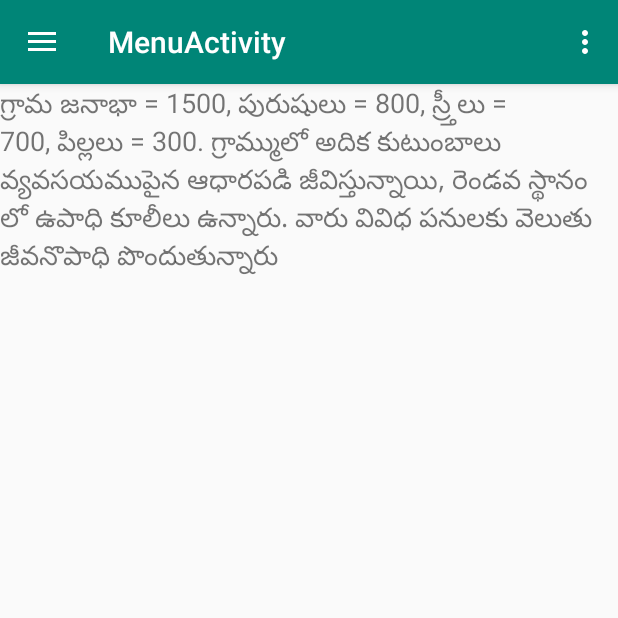
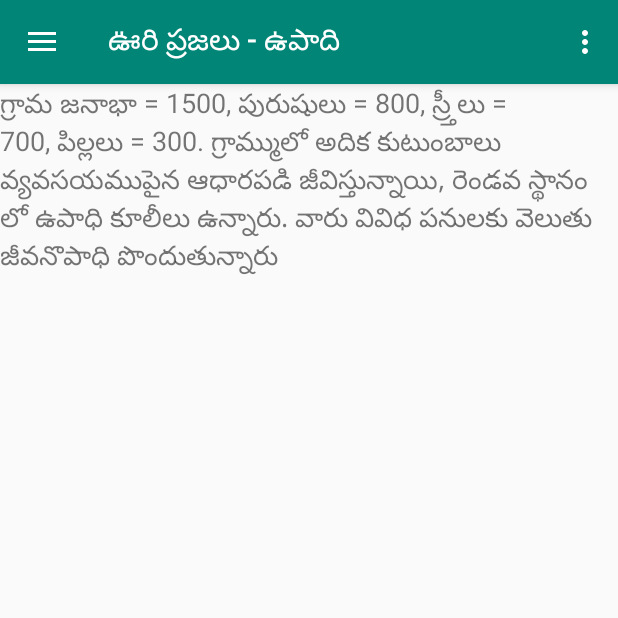
Before and after one commit to gvsharma/BairkhanpallyApp, an Android app: the screen it shows after launch (HomeActivity), in the side drawer, after a tap on "ఊరి ప్రజలు - ఉపాది", on a phone screen of 412 x 824 dp, the top half of it. Run offline under Robolectric (Android 15) with nearby library versions, the phone set to English and light mode, and no system bars.

Commit message:
titles changes

```diff
--- a/app/src/main/java/com/bairkhanpally/bairkhanpallyapp/activities/HomeActivity.kt
+++ b/app/src/main/java/com/bairkhanpally/bairkhanpallyapp/activities/HomeActivity.kt
@@ -42,6 +42,7 @@ class HomeActivity : AppCompatActivity(), NavigationView.OnNavigationItemSelecte
         nav_view.setCheckedItem(R.id.nav_about)
         var fragment = ManaCharitraFragment();
         supportFragmentManager.beginTransaction().replace(R.id.content_layout, fragment).commit()
+        supportActionBar?.title = resources.getString(R.string.mana_village)
     }
 
     override fun onBackPressed() {
@@ -74,27 +75,33 @@ class HomeActivity : AppCompatActivity(), NavigationView.OnNavigationItemSelecte
             R.id.nav_about -> {
                 // Handle the camera action
                 var fragment = ManaCharitraFragment();
+                supportActionBar?.title = resources.getString(R.string.mana_village)
                 supportFragmentManager.beginTransaction().replace(R.id.content_layout, fragment).commit()
             }
             R.id.nav_gallery -> {
                 var fragment = GalleryFragment();
                 supportFragmentManager.beginTransaction().replace(R.id.content_layout, fragment).commit()
+                supportActionBar?.title = resources.getString(R.string.menu_item3)
             }
             R.id.nav_prajalu_upadi -> {
                 var fragment = PrajaluUpaadiFragment();
                 supportFragmentManager.beginTransaction().replace(R.id.content_layout, fragment).commit()
+                supportActionBar?.title = resources.getString(R.string.menu_item4)
             }
             R.id.nav_weather -> {
                 var fragment = BougolikaVivaraaluFragment()
                 supportFragmentManager.beginTransaction().replace(R.id.content_layout, fragment).commit()
+                supportActionBar?.title = resources.getString(R.string.menu_item2)
             }
             R.id.nav_contacts -> {
                 var fragment = KeyContactsFragment();
                 supportFragmentManager.beginTransaction().replace(R.id.content_layout, fragment).commit()
+                supportActionBar?.title = resources.getString(R.string.menu_item5)
             }
             R.id.nav_send -> {
                 var fragment = SuggestionsFragment();
                 supportFragmentManager.beginTransaction().replace(R.id.content_layout, fragment).commit()
+                supportActionBar?.title = resources.getString(R.string.menu_item7)
             }
         }
 
--- a/app/src/main/res/menu/activity_menu_drawer.xml
+++ b/app/src/main/res/menu/activity_menu_drawer.xml
@@ -7,33 +7,33 @@
         <item
                 android:id="@+id/nav_about"
                 android:icon="@drawable/ic_menu_camera"
-                android:title="మన ఊరి చరిత్ర"/>
+                android:title="@string/mana_village"/>
         <item
                 android:id="@+id/nav_weather"
                 android:icon="@drawable/ic_menu_gallery"
-                android:title="భౌగోలిఖ వివరాలు"/>
+                android:title="@string/menu_item2"/>
         <item
                 android:id="@+id/nav_gallery"
                 android:icon="@drawable/ic_menu_slideshow"
-                android:title="గ్యాలరి"/>
+                android:title="@string/menu_item3"/>
         <item
                 android:id="@+id/nav_prajalu_upadi"
                 android:icon="@drawable/ic_menu_slideshow"
-                android:title="ఊరి ప్రజలు - ఉపాది"/>
+                android:title="@string/menu_item4"/>
         <item
                 android:id="@+id/nav_contacts"
                 android:icon="@drawable/ic_menu_manage"
-                android:title="ముఖ్యమైన కాంటాక్ట్ లు"/>
+                android:title="@string/menu_item5"/>
 
 
             <item
                     android:id="@+id/nav_share"
                     android:icon="@drawable/ic_menu_share"
-                    android:title="షేర్ చేయి"/>
+                    android:title="@string/menu_share"/>
             <item
                     android:id="@+id/nav_send"
                     android:icon="@drawable/ic_menu_send"
-                    android:title="సలహాలు - సూచనలు"/>
+                    android:title="@string/menu_item7"/>
 
 </group>
 
--- a/app/src/main/res/values/strings.xml
+++ b/app/src/main/res/values/strings.xml
@@ -65,5 +65,12 @@
         గ్రామ జనాభా = 1500, పురుషులు = 800, స్ర్తీలు = 700, పిల్లలు = 300.
         గ్రామ్ములో అదిక కుటుంబాలు వ్యవసయముపైన ఆధారపడి జీవిస్తున్నాయి, రెండవ స్థానం లో ఉపాధి కూలీలు ఉన్నారు. వారు వివిధ  పనులకు వెలుతు జీవనొపాధి పొందుతున్నారు
     </string>
+    <string name="mana_village">మన ఊరి చరిత్ర</string>
+    <string name="menu_item2">భౌగోలిఖ వివరాలు</string>
+    <string name="menu_item3">గ్యాలరి</string>
+    <string name="menu_item4">ఊరి ప్రజలు - ఉపాది</string>
+    <string name="menu_item5">ముఖ్యమైన కాంటాక్ట్ లు</string>
+    <string name="menu_share">షేర్ చేయి</string>
+    <string name="menu_item7">సలహాలు - సూచనలు</string>
 
 </resources>
```
